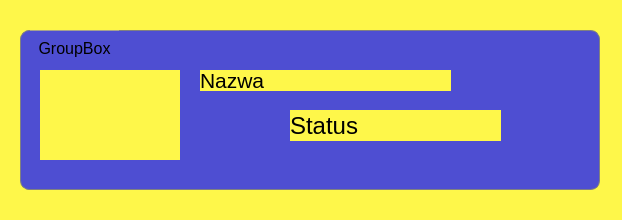
Old version of the form carblock.ui in the repository RStravinsky/CarReservation.
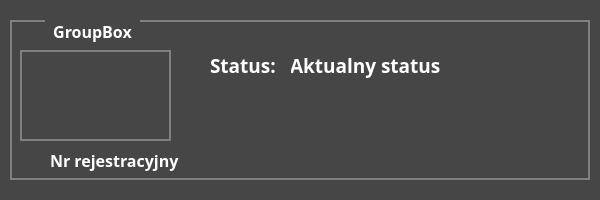
New version of the form.

```diff
--- a/carblock.ui
+++ b/carblock.ui
@@ -6,8 +6,8 @@
    <rect>
     <x>0</x>
     <y>0</y>
-    <width>622</width>
-    <height>220</height>
+    <width>600</width>
+    <height>200</height>
    </rect>
   </property>
   <property name="sizePolicy">
@@ -18,8 +18,8 @@
   </property>
   <property name="minimumSize">
    <size>
-    <width>590</width>
-    <height>170</height>
+    <width>600</width>
+    <height>200</height>
    </size>
   </property>
   <property name="maximumSize">
@@ -32,13 +32,13 @@
    <string>Form</string>
   </property>
   <property name="styleSheet">
-   <string notr="true">background-color: rgb(254, 247, 74);</string>
+   <string notr="true">background-color: rgb(70, 70, 70);</string>
   </property>
   <widget class="QGroupBox" name="groupBox">
    <property name="geometry">
     <rect>
-     <x>20</x>
-     <y>30</y>
+     <x>10</x>
+     <y>20</y>
      <width>580</width>
      <height>160</height>
     </rect>
@@ -57,22 +57,25 @@
    </property>
    <property name="font">
     <font>
+     <family>Calibri Light</family>
      <pointsize>12</pointsize>
+     <weight>75</weight>
+     <bold>true</bold>
     </font>
    </property>
    <property name="styleSheet">
     <string notr="true">QGroupBox {
-    border: 1px solid gray;
-    border-radius: 9px;
+    border: 2px solid gray;
     margin-top: 0.5em;
+	color: rgb(255, 255, 255);
 	
-	background-color: rgb(78, 78, 210);
+	background-color: rgb(70, 70, 70);
 }
 
 QGroupBox::title {
     subcontrol-origin: margin;
-    left: 10px;
-    padding: 9 6px 0 6px;
+    left: 35px;
+    padding: 0 6px 0 6px;
 }
 
 </string>
@@ -83,57 +86,50 @@
    <widget class="QLabel" name="lblStatus">
     <property name="geometry">
      <rect>
-      <x>270</x>
-      <y>80</y>
-      <width>211</width>
+      <x>280</x>
+      <y>30</y>
+      <width>161</width>
       <height>31</height>
      </rect>
     </property>
     <property name="font">
      <font>
-      <pointsize>18</pointsize>
+      <family>Calibri Light</family>
+      <pointsize>14</pointsize>
+      <weight>75</weight>
+      <bold>true</bold>
      </font>
     </property>
     <property name="autoFillBackground">
      <bool>false</bool>
     </property>
-    <property name="text">
-     <string>Status</string>
+    <property name="styleSheet">
+     <string notr="true">color: rgb(255, 255, 255);</string>
     </property>
-   </widget>
-   <widget class="QLabel" name="lblNameModel">
-    <property name="geometry">
-     <rect>
-      <x>180</x>
-      <y>40</y>
-      <width>251</width>
-      <height>21</height>
-     </rect>
-    </property>
-    <property name="font">
-     <font>
-      <pointsize>16</pointsize>
-     </font>
-    </property>
-    <property name="autoFillBackground">
-     <bool>false</bool>
-    </property>
     <property name="text">
-     <string>Nazwa</string>
+     <string>Aktualny status</string>
     </property>
    </widget>
    <widget class="QLabel" name="lblPhoto">
     <property name="geometry">
      <rect>
-      <x>20</x>
-      <y>40</y>
-      <width>140</width>
-      <height>90</height>
+      <x>10</x>
+      <y>30</y>
+      <width>151</width>
+      <height>91</height>
      </rect>
     </property>
     <property name="autoFillBackground">
      <bool>false</bool>
     </property>
+    <property name="styleSheet">
+     <string notr="true">QLabel {
+    border: 2px solid gray;
+	color: rgb(255, 255, 255);
+	
+	background-color: rgb(70, 70, 70);
+}</string>
+    </property>
     <property name="text">
      <string/>
     </property>
@@ -141,6 +137,60 @@
      <bool>true</bool>
     </property>
    </widget>
+   <widget class="QLabel" name="lblLicensePlate">
+    <property name="geometry">
+     <rect>
+      <x>40</x>
+      <y>130</y>
+      <width>131</width>
+      <height>21</height>
+     </rect>
+    </property>
+    <property name="font">
+     <font>
+      <family>Calibri Light</family>
+      <pointsize>12</pointsize>
+      <weight>75</weight>
+      <bold>true</bold>
+     </font>
+    </property>
+    <property name="autoFillBackground">
+     <bool>false</bool>
+    </property>
+    <property name="styleSheet">
+     <string notr="true">color: rgb(255, 255, 255);</string>
+    </property>
+    <property name="text">
+     <string>Nr rejestracyjny</string>
+    </property>
+   </widget>
+   <widget class="QLabel" name="lblStat">
+    <property name="geometry">
+     <rect>
+      <x>200</x>
+      <y>30</y>
+      <width>81</width>
+      <height>31</height>
+     </rect>
+    </property>
+    <property name="font">
+     <font>
+      <family>Calibri Light</family>
+      <pointsize>14</pointsize>
+      <weight>75</weight>
+      <bold>true</bold>
+     </font>
+    </property>
+    <property name="autoFillBackground">
+     <bool>false</bool>
+    </property>
+    <property name="styleSheet">
+     <string notr="true">color: rgb(255, 255, 255);</string>
+    </property>
+    <property name="text">
+     <string>Status:</string>
+    </property>
+   </widget>
   </widget>
  </widget>
  <resources/>
```
